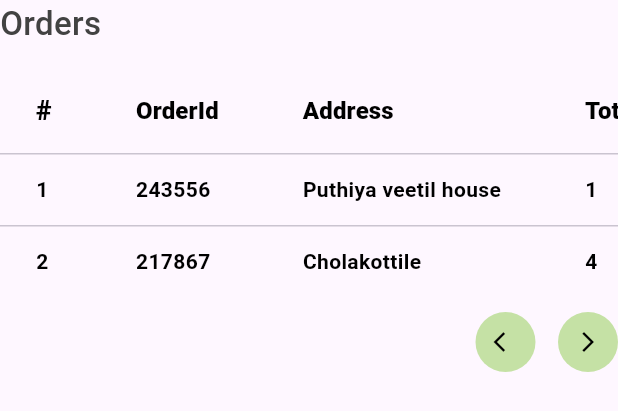
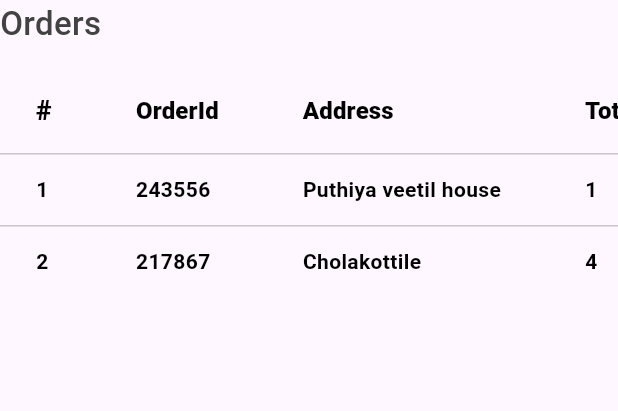
Before and after one commit to kcaju/delivery_boy_app, a Flutter app: the NewordersBox widget shown alone on an empty page, opened directly, on a phone screen of 412 x 824 dp. Shown: the top 411 px of the screen. Run offline on Flutter 3.47's test engine with Material 3 defaults, Android fonts, the phone set to English and light mode, and no system bars.

```diff
--- a/lib/view/homescreen/home_screen.dart
+++ b/lib/view/homescreen/home_screen.dart
@@ -14,7 +14,7 @@ class HomeScreen extends StatefulWidget {
 }
 
 class _HomeScreenState extends State<HomeScreen> {
-  bool isDashbord = false;
+  bool isDashbord = true;
   bool isPreviousOrder = false;
   bool isNewOrder = false;
   bool isChangePassword = false;
--- a/lib/view/homescreen/widget/neworders_box.dart
+++ b/lib/view/homescreen/widget/neworders_box.dart
@@ -5,25 +5,6 @@ class NewordersBox extends StatelessWidget {
 
   @override
   Widget build(BuildContext context) {
-    final ScrollController _scrollController = ScrollController();
-    void scrollRight() {
-      _scrollController.animateTo(
-        _scrollController.offset +
-            320, // Scroll by 320px (card width + spacing)
-        duration: Duration(milliseconds: 300),
-        curve: Curves.easeInOut,
-      );
-    }
-
-    void scrollLeft() {
-      _scrollController.animateTo(
-        _scrollController.offset -
-            320, // Scroll by 320px (card width + spacing)
-        duration: Duration(milliseconds: 300),
-        curve: Curves.easeInOut,
-      );
-    }
-
     // Use MediaQuery to get screen width and height
     double screenWidth = MediaQuery.of(context).size.width;
     double screenHeight = MediaQuery.of(context).size.height;
@@ -74,7 +55,6 @@ class NewordersBox extends StatelessWidget {
         ),
         //table
         SingleChildScrollView(
-          controller: _scrollController,
           scrollDirection: Axis.horizontal,
           child: DataTable(
             columns: const [
@@ -259,41 +239,6 @@ class NewordersBox extends StatelessWidget {
             ),
           ),
         ),
-        SizedBox(
-          height: 10,
-        ),
-        Row(
-          mainAxisAlignment: MainAxisAlignment.end,
-          children: [
-            GestureDetector(
-              onTap: scrollLeft,
-              child: CircleAvatar(
-                radius: 20,
-                backgroundColor: Colors.lightGreen.shade200,
-                child: Icon(
-                  Icons.arrow_back_ios,
-                  size: 16,
-                  color: Colors.black,
-                ),
-              ),
-            ),
-            SizedBox(
-              width: 15,
-            ),
-            GestureDetector(
-              onTap: scrollRight,
-              child: CircleAvatar(
-                radius: 20,
-                backgroundColor: Colors.lightGreen.shade200,
-                child: Icon(
-                  Icons.arrow_forward_ios,
-                  size: 16,
-                  color: Colors.black,
-                ),
-              ),
-            )
-          ],
-        )
       ],
     );
   }
```
Also changed, not shown: lib/view/homescreen/widget/previousorder_box.dart (+0 -55 lines).
